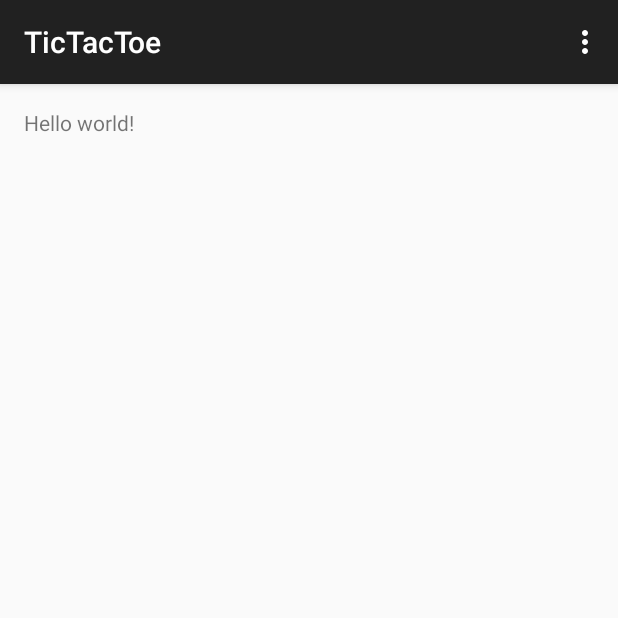
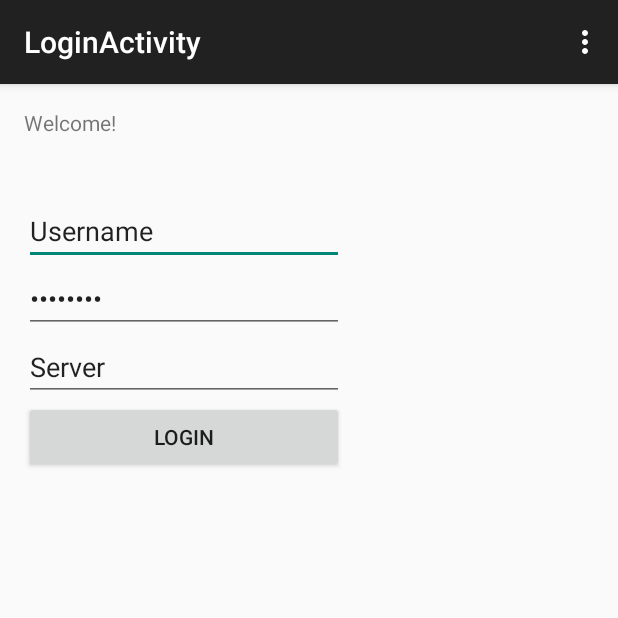
Before and after one commit to 4gray/mmk-xmpp-game, an Android app: the screen it shows after launch (MainActivity before the commit, LoginActivity after it), on a phone screen of 412 x 824 dp, the top half of it. Run offline under Robolectric (Android 15) with nearby library versions, the phone set to English and light mode, and no system bars; libraries missing offline, so code that uses them is left out: org.jivesoftware.smack.

Commit message:
added xmpp functionality

```diff
--- /dev/null
+++ b/TicTacToe2/app/src/main/java/com/game/mmk/tictactoe/LoginActivity.java
@@ -0,0 +1,98 @@
+package com.game.mmk.tictactoe;
+
+import android.os.AsyncTask;
+import android.support.v7.app.ActionBarActivity;
+import android.os.Bundle;
+import android.util.Log;
+import android.view.Menu;
+import android.view.MenuItem;
+import android.view.View;
+import android.widget.EditText;
+import android.widget.TextView;
+
+import org.jivesoftware.smack.AbstractXMPPConnection;
+import org.jivesoftware.smack.MessageListener;
+import org.jivesoftware.smack.SmackException;
+import org.jivesoftware.smack.XMPPException;
+import org.jivesoftware.smack.chat.Chat;
+import org.jivesoftware.smack.chat.ChatManager;
+import org.jivesoftware.smack.chat.ChatManagerListener;
+import org.jivesoftware.smack.chat.ChatMessageListener;
+import org.jivesoftware.smack.packet.Message;
+import org.jivesoftware.smack.tcp.XMPPTCPConnection;
+import org.jivesoftware.smack.tcp.XMPPTCPConnectionConfiguration;
+
+import java.io.IOException;
+import java.util.concurrent.ExecutionException;
+
+
+public class LoginActivity extends ActionBarActivity {
+
+    @Override
+    protected void onCreate(Bundle savedInstanceState) {
+        super.onCreate(savedInstanceState);
+        setContentView(R.layout.activity_login);
+    }
+
+
+    @Override
+    public boolean onCreateOptionsMenu(Menu menu) {
+        // Inflate the menu; this adds items to the action bar if it is present.
+        getMenuInflater().inflate(R.menu.menu_login, menu);
+        return true;
+    }
+
+    @Override
+    public boolean onOptionsItemSelected(MenuItem item) {
+        // Handle action bar item clicks here. The action bar will
+        // automatically handle clicks on the Home/Up button, so long
+        // as you specify a parent activity in AndroidManifest.xml.
+        int id = item.getItemId();
+
+        //noinspection SimplifiableIfStatement
+        if (id == R.id.action_settings) {
+            return true;
+        }
+
+        return super.onOptionsItemSelected(item);
+    }
+
+    public void login(View view) throws ExecutionException, InterruptedException {
+        EditText username = (EditText) findViewById(R.id.usernameTxt);
+        EditText password= (EditText) findViewById(R.id.passwordTxt);
+        EditText server = (EditText) findViewById(R.id.serverTxt);
+
+
+        AbstractXMPPConnection connection = (AbstractXMPPConnection) new XMPP(username.getText().toString(), password.getText().toString(), server.getText().toString()).execute().get();
+
+        Log.d("returned: ", String.valueOf(connection.isConnected()));
+
+        ChatManager chatmanager = ChatManager.getInstanceFor(connection);
+        Chat newChat = chatmanager.createChat("tud1@jabber-server.de");
+
+        chatmanager.addChatListener(new ChatManagerListener() {
+            @Override
+            public void chatCreated(Chat chat, boolean createdLocally) {
+                Log.d("chat:", chat.toString());
+                chat.addMessageListener(new ChatMessageListener() {
+
+                    @Override
+                    public void processMessage(Chat chat, Message message) {
+                        Log.d("test:", message.getBody());
+                    }
+
+
+                });
+            }
+
+        });
+
+
+        try {
+            newChat.sendMessage("Goodbye World!");
+        } catch (SmackException.NotConnectedException e) {
+            e.printStackTrace();
+        }
+
+    }
+}
--- /dev/null
+++ b/TicTacToe2/app/src/main/res/layout/activity_login.xml
@@ -0,0 +1,59 @@
+<RelativeLayout xmlns:android="http://schemas.android.com/apk/res/android"
+    xmlns:tools="http://schemas.android.com/tools" android:layout_width="match_parent"
+    android:layout_height="match_parent" android:paddingLeft="@dimen/activity_horizontal_margin"
+    android:paddingRight="@dimen/activity_horizontal_margin"
+    android:paddingTop="@dimen/activity_vertical_margin"
+    android:paddingBottom="@dimen/activity_vertical_margin"
+    tools:context="com.game.mmk.tictactoe.LoginActivity">
+
+    <TextView android:text="@string/hello_world" android:layout_width="wrap_content"
+        android:layout_height="wrap_content"
+        android:id="@+id/textView" />
+
+    <EditText
+        android:layout_width="wrap_content"
+        android:layout_height="wrap_content"
+        android:inputType="textPersonName"
+        android:text="Username"
+        android:ems="10"
+        android:id="@+id/usernameTxt"
+        android:layout_below="@+id/textView"
+        android:layout_alignParentLeft="true"
+        android:layout_alignParentStart="true"
+        android:layout_marginTop="40dp" />
+
+    <EditText
+        android:layout_width="wrap_content"
+        android:layout_height="wrap_content"
+        android:inputType="textPassword"
+        android:ems="10"
+        android:id="@+id/passwordTxt"
+        android:layout_below="@+id/usernameTxt"
+        android:layout_alignParentLeft="true"
+        android:layout_alignParentStart="true"
+        android:text="Password" />
+
+    <EditText
+        android:layout_width="wrap_content"
+        android:layout_height="wrap_content"
+        android:inputType="textPersonName"
+        android:text="Server"
+        android:ems="10"
+        android:id="@+id/serverTxt"
+        android:layout_below="@+id/passwordTxt"
+        android:layout_alignParentLeft="true"
+        android:layout_alignParentStart="true" />
+
+    <Button
+        android:layout_width="wrap_content"
+        android:layout_height="wrap_content"
+        android:text="Login"
+        android:id="@+id/loginBtn"
+        android:layout_below="@+id/serverTxt"
+        android:layout_alignParentLeft="true"
+        android:layout_alignParentStart="true"
+        android:layout_alignRight="@+id/serverTxt"
+        android:layout_alignEnd="@+id/serverTxt"
+        android:onClick="login" />
+
+</RelativeLayout>
--- /dev/null
+++ b/TicTacToe2/app/src/main/res/menu/menu_login.xml
@@ -0,0 +1,7 @@
+<menu xmlns:android="http://schemas.android.com/apk/res/android"
+    xmlns:app="http://schemas.android.com/apk/res-auto"
+    xmlns:tools="http://schemas.android.com/tools"
+    tools:context="com.game.mmk.tictactoe.LoginActivity">
+    <item android:id="@+id/action_settings" android:title="@string/action_settings"
+        android:orderInCategory="100" app:showAsAction="never" />
+</menu>
--- a/TicTacToe2/app/src/main/res/values/strings.xml
+++ b/TicTacToe2/app/src/main/res/values/strings.xml
@@ -1,6 +1,7 @@
 <resources>
     <string name="app_name">TicTacToe</string>
 
-    <string name="hello_world">Hello world!</string>
+    <string name="hello_world">Welcome!</string>
     <string name="action_settings">Settings</string>
+    <string name="title_activity_login">LoginActivity</string>
 </resources>
```
Also changed, not shown: TicTacToe2/app/build.gradle (+7 -0 lines), TicTacToe2/app/src/main/AndroidManifest.xml (+23 -0 lines), TicTacToe2/app/src/main/java/com/game/mmk/tictactoe/MainActivity.java (+16 -0 lines), TicTacToe2/app/src/main/java/com/game/mmk/tictactoe/XMPP.java (added, +78 -0 lines), 1 other file.
